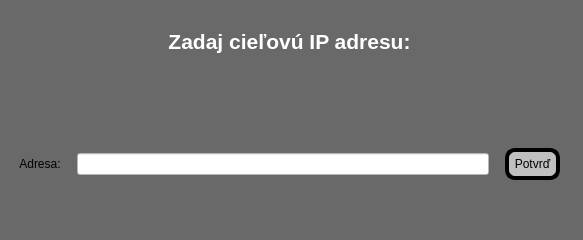
Before: the Qt Designer form robotGUI/addressdialog.ui in Samwise101/robotHMI, drawn with Qt 5.
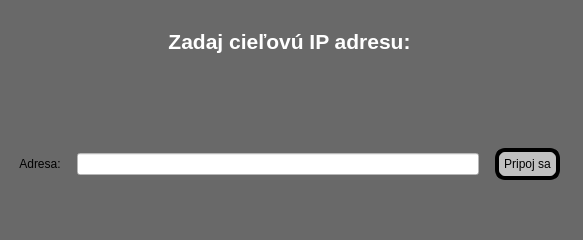
After: the same form once the commit is applied.

```diff
--- a/robotGUI/addressdialog.ui
+++ b/robotGUI/addressdialog.ui
@@ -143,7 +143,7 @@
 	color:black</string>
         </property>
         <property name="text">
-         <string>Potvrď</string>
+         <string>Pripoj sa</string>
         </property>
        </widget>
       </item>
```
